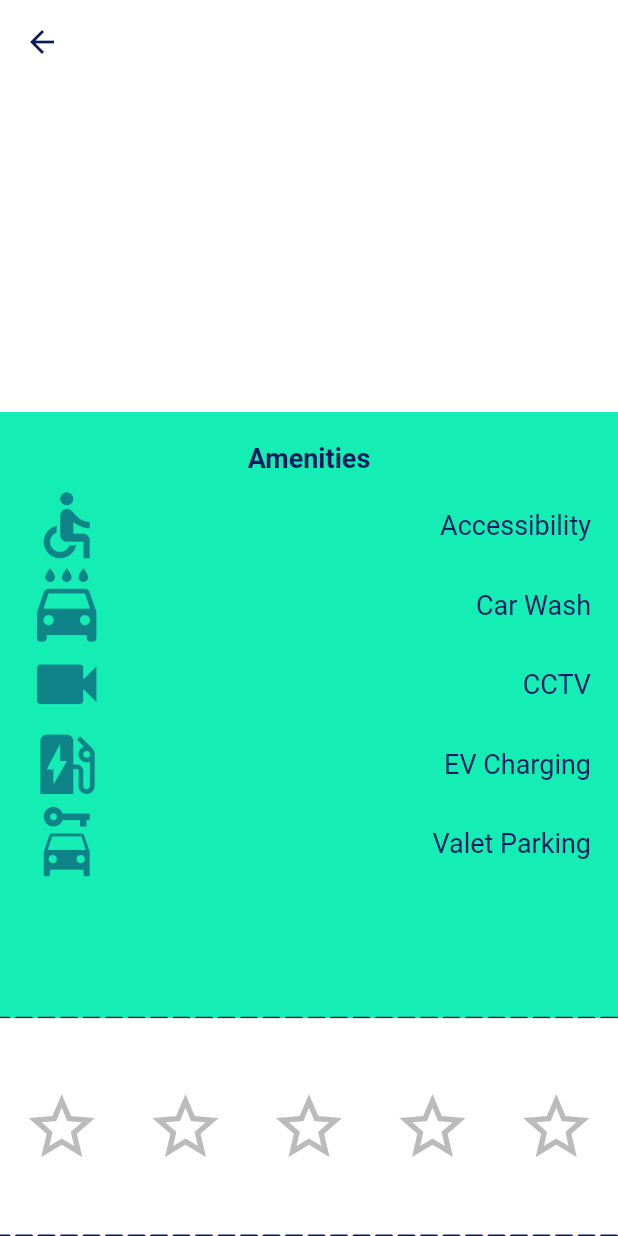
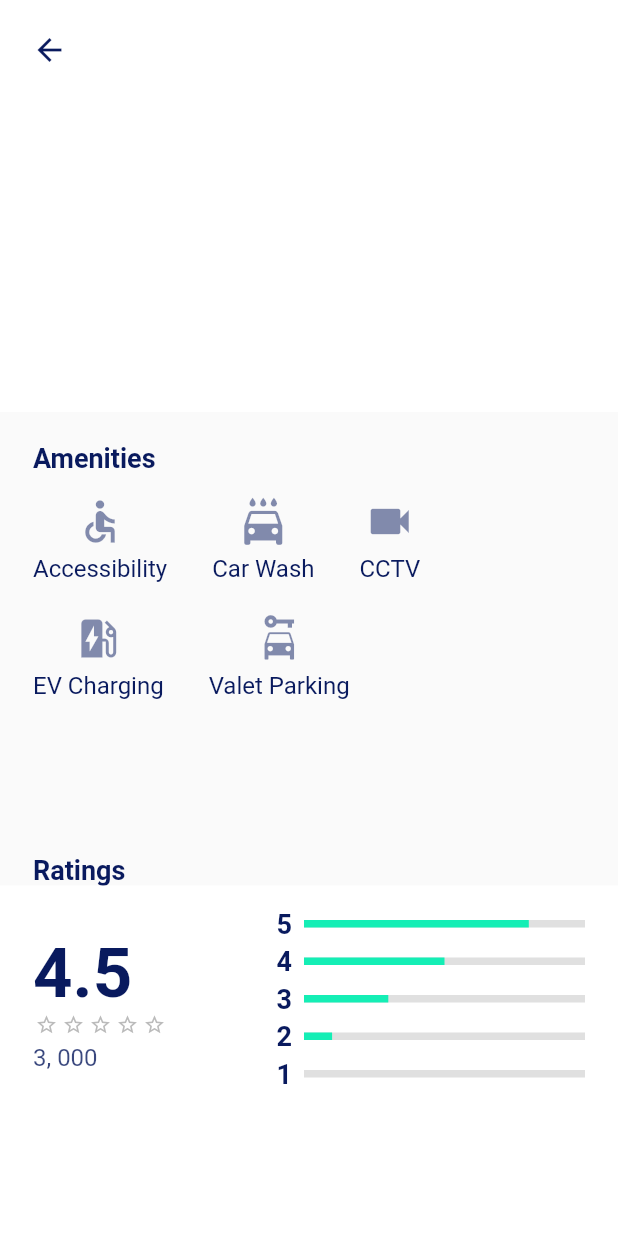
Before and after one commit to Developer-Square/Park254-s-Parking-App-Frontend, a Flutter app: the ParkingInfo screen opened directly with empty values, on a phone screen of 412 x 824 dp. Run offline on Flutter 3.47's test engine with Material 2 defaults, Android fonts, the phone set to English and light mode, and no system bars; drawn by our look-alikes of overlay_support; our stand-ins replace camera, flutter_secure_storage, flutter_svg, geocoding, geolocator, google_maps_flutter and 5 more; missing offline and left inert: clippy_flutter, cloudinary_public, custom_info_window, encrypt; accounts and stored records are empty; project files that could hold a hidden picture were left out.

Commit message:
feat: Added a new rating widget and rearranged ammenities

```diff
--- /dev/null
+++ b/lib/components/Image_loader.dart
@@ -0,0 +1,24 @@
+import 'package:flutter/material.dart';
+import '../config/globals.dart' as globals;
+
+Widget imageLoader(loadingProgress) {
+  return Center(
+      child: Column(
+    crossAxisAlignment: CrossAxisAlignment.center,
+    mainAxisAlignment: MainAxisAlignment.center,
+    children: [
+      Text(
+        'Loading...',
+        style: globals.buildTextStyle(15.0, true, Colors.grey),
+      ),
+      SizedBox(height: 10.0),
+      CircularProgressIndicator(
+        backgroundColor: globals.backgroundColor,
+        value: loadingProgress.expectedTotalBytes != null
+            ? loadingProgress.cumulativeBytesLoaded /
+                loadingProgress.expectedTotalBytes
+            : null,
+      ),
+    ],
+  ));
+}
--- a/lib/components/parking lots/ParkingInfo.dart
+++ b/lib/components/parking lots/ParkingInfo.dart
@@ -3,6 +3,7 @@ import 'package:park254_s_parking_app/components/BackArrow.dart';
 import 'package:park254_s_parking_app/components/DottedHorizontalLine.dart';
 import 'package:park254_s_parking_app/components/PrimaryText.dart';
 import '../../config/globals.dart' as globals;
+import '../Image_loader.dart';
 
 /// Displays additional parking lot information for vendors
 class ParkingInfo extends StatefulWidget {
@@ -38,6 +39,11 @@ class _ParkingInfoState extends State<ParkingInfo> {
       imagePath,
       width: width * 0.75,
       fit: BoxFit.cover,
+      loadingBuilder: (BuildContext context, Widget child,
+          ImageChunkEvent loadingProgress) {
+        if (loadingProgress == null) return child;
+        return imageLoader(loadingProgress);
+      },
     );
   }
 
@@ -57,30 +63,36 @@ class _ParkingInfoState extends State<ParkingInfo> {
     @required String title,
     @required bool value,
   }) {
-    return Row(
-      mainAxisAlignment: MainAxisAlignment.spaceBetween,
+    return Padding(
+      padding: const EdgeInsets.only(right: 30.0),
+      child: Column(
         children: <Widget>[
           Icon(
             iconData,
-          color: value ? globals.textColor : globals.textColor.withOpacity(0.5),
-          size: 53,
+            color:
+                value ? globals.textColor : globals.textColor.withOpacity(0.5),
+            size: 34,
           ),
+          SizedBox(height: 5.0),
           Text(
             title,
             style: globals.buildTextStyle(
-            18,
+              16,
               value,
               globals.textColor,
             ),
           ),
         ],
+      ),
     );
   }
 
   Widget _amenities() {
-    return ListView(
-      padding: const EdgeInsets.all(8),
+    return Padding(
+      padding: const EdgeInsets.only(top: 15.0),
+      child: ListView(
         children: <Widget>[
+          Row(mainAxisAlignment: MainAxisAlignment.start, children: <Widget>[
             _amenity(
               iconData: Icons.accessible,
               title: 'Accessibility',
@@ -96,6 +108,9 @@ class _ParkingInfoState extends State<ParkingInfo> {
               title: 'CCTV',
               value: widget.cctv,
             ),
+          ]),
+          SizedBox(height: 20.0),
+          Row(mainAxisAlignment: MainAxisAlignment.start, children: <Widget>[
             _amenity(
               iconData: Icons.ev_station,
               title: 'EV Charging',
@@ -106,7 +121,9 @@ class _ParkingInfoState extends State<ParkingInfo> {
               title: 'Valet Parking',
               value: widget.valetParking,
             ),
+          ])
         ],
+      ),
     );
   }
 
@@ -114,12 +131,14 @@ class _ParkingInfoState extends State<ParkingInfo> {
     return Icon(
       status ? Icons.star : Icons.star_border,
       color: status ? Colors.yellow : Colors.grey.withOpacity(0.7),
-      size: 53.0,
+      size: 15.0,
     );
   }
 
   Widget _rating() {
-    return Row(
+    return Container(
+      width: 90.0,
+      child: Row(
         mainAxisAlignment: MainAxisAlignment.spaceAround,
         children: <Widget>[
           _ratingIcon(status: widget.rating >= 1),
@@ -128,6 +147,77 @@ class _ParkingInfoState extends State<ParkingInfo> {
           _ratingIcon(status: widget.rating >= 4),
           _ratingIcon(status: widget.rating >= 5),
         ],
+      ),
+    );
+  }
+
+  Widget _roundedBackArrow() {
+    return Container(
+        margin: EdgeInsets.only(top: 10.0, left: 10.0),
+        width: 30.0,
+        height: 30.0,
+        decoration: BoxDecoration(
+          borderRadius: BorderRadius.circular(100.0),
+          color: Colors.white.withOpacity(0.8),
+        ),
+        child: BackArrow());
+  }
+
+  Widget _ratingTab(ratingNum, quantity) {
+    return Padding(
+      padding: EdgeInsets.only(bottom: 4.0),
+      child: Row(children: <Widget>[
+        Text('$ratingNum',
+            style: globals.buildTextStyle(18.0, true, globals.textColor)),
+        SizedBox(width: 8.0),
+        Expanded(
+          child: LinearProgressIndicator(
+            minHeight: 5.0,
+            value: quantity,
+            backgroundColor: Colors.grey[300],
+            valueColor: AlwaysStoppedAnimation<Color>(globals.primaryColor),
+          ),
+        ),
+      ]),
+    );
+  }
+
+  Widget _ratingBlock() {
+    return SingleChildScrollView(
+      child: Padding(
+        padding: const EdgeInsets.only(top: 15.0, left: 22.0, right: 22.0),
+        child: Row(
+          children: <Widget>[
+            Container(
+              width: MediaQuery.of(context).size.width / 3.0,
+              child: Column(
+                  crossAxisAlignment: CrossAxisAlignment.start,
+                  children: <Widget>[
+                    Text('4.5',
+                        style: globals.buildTextStyle(
+                            46.0, true, globals.textColor)),
+                    _rating(),
+                    SizedBox(height: 5.0),
+                    Text('3, 000',
+                        style: globals.buildTextStyle(
+                            16.0, false, globals.textColor.withOpacity(0.8)))
+                  ]),
+            ),
+            SizedBox(width: 25.0),
+            Expanded(
+              child: Column(
+                children: [
+                  _ratingTab(5, 0.8),
+                  _ratingTab(4, 0.5),
+                  _ratingTab(3, 0.3),
+                  _ratingTab(2, 0.1),
+                  _ratingTab(1, 0.0)
+                ],
+              ),
+            )
+          ],
+        ),
+      ),
     );
   }
 
@@ -137,7 +227,6 @@ class _ParkingInfoState extends State<ParkingInfo> {
 
     return SafeArea(
       child: Scaffold(
-        backgroundColor: globals.primaryColor,
         resizeToAvoidBottomPadding: true,
         appBar: PreferredSize(
           preferredSize:
@@ -148,7 +237,7 @@ class _ParkingInfoState extends State<ParkingInfo> {
                 backgroundColor: Colors.white,
                 elevation: 0.0,
                 automaticallyImplyLeading: true,
-                leading: BackArrow(),
+                leading: _roundedBackArrow(),
                 expandedHeight: height / 3,
                 flexibleSpace: FlexibleSpaceBar(
                   background: _appBar(),
@@ -158,29 +247,26 @@ class _ParkingInfoState extends State<ParkingInfo> {
           ),
         ),
         body: Column(
+          crossAxisAlignment: CrossAxisAlignment.start,
           children: <Widget>[
             Padding(
-              padding: const EdgeInsets.only(left: 10, right: 10, top: 20),
+              padding: const EdgeInsets.only(left: 22, right: 22, top: 20),
               child: PrimaryText(content: 'Amenities'),
             ),
             Expanded(
               child: Container(
                   child: _amenities(),
-                  padding: EdgeInsets.only(left: 10, right: 10, bottom: 10)),
-              flex: 5,
+                  padding: EdgeInsets.only(left: 22, right: 22, bottom: 10)),
             ),
-            CustomPaint(
-              painter: DotedHorizontalLine(),
+            Padding(
+              padding: const EdgeInsets.only(left: 22, right: 22, top: 20),
+              child: PrimaryText(content: 'Ratings'),
             ),
             Expanded(
               child: Container(
-                child: _rating(),
+                child: _ratingBlock(),
                 color: Colors.white,
               ),
-              flex: 2,
-            ),
-            CustomPaint(
-              painter: DotedHorizontalLine(),
             ),
           ],
         ),
--- a/lib/components/parking lots/create_update_parking_lot.dart
+++ b/lib/components/parking lots/create_update_parking_lot.dart
@@ -1,6 +1,7 @@
 import 'package:flutter/cupertino.dart';
 import 'package:flutter/material.dart';
 import 'package:park254_s_parking_app/components/BackArrow.dart';
+import 'package:park254_s_parking_app/components/Image_loader.dart';
 import 'package:park254_s_parking_app/components/build_formfield.dart';
 import 'dart:io';
 import 'package:image_cropper/image_cropper.dart';
@@ -65,27 +66,9 @@ class _CreateUpdateParkingLotState extends State<CreateUpdateParkingLot> {
         _imageFiles.add(Image.network(
           image,
           loadingBuilder: (BuildContext context, Widget child,
-              ImageChunkEvent loaddingProgress) {
-            if (loaddingProgress == null) return child;
-            return Center(
-                child: Column(
-              crossAxisAlignment: CrossAxisAlignment.center,
-              mainAxisAlignment: MainAxisAlignment.center,
-              children: [
-                Text(
-                  'Loading...',
-                  style: globals.buildTextStyle(15.0, true, Colors.grey),
-                ),
-                SizedBox(height: 10.0),
-                CircularProgressIndicator(
-                  backgroundColor: globals.backgroundColor,
-                  value: loaddingProgress.expectedTotalBytes != null
-                      ? loaddingProgress.cumulativeBytesLoaded /
-                          loaddingProgress.expectedTotalBytes
-                      : null,
-                ),
-              ],
-            ));
+              ImageChunkEvent loadingProgress) {
+            if (loadingProgress == null) return child;
+            return imageLoader(loadingProgress);
           },
         ));
       });
```
Lines whose indentation alone changed are shown as unchanged.
